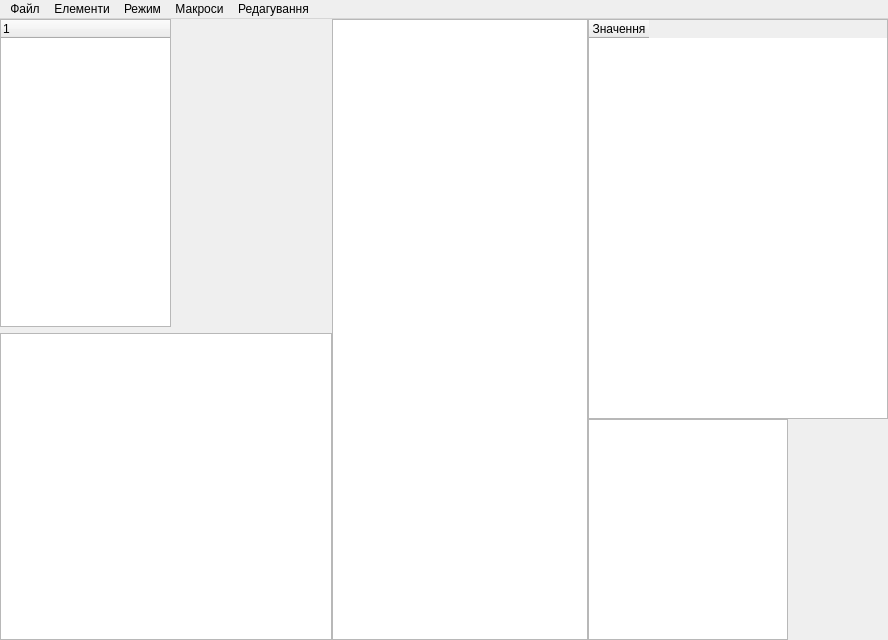
nazarlamer/Painting, file mainwindow.ui: the form before one commit.
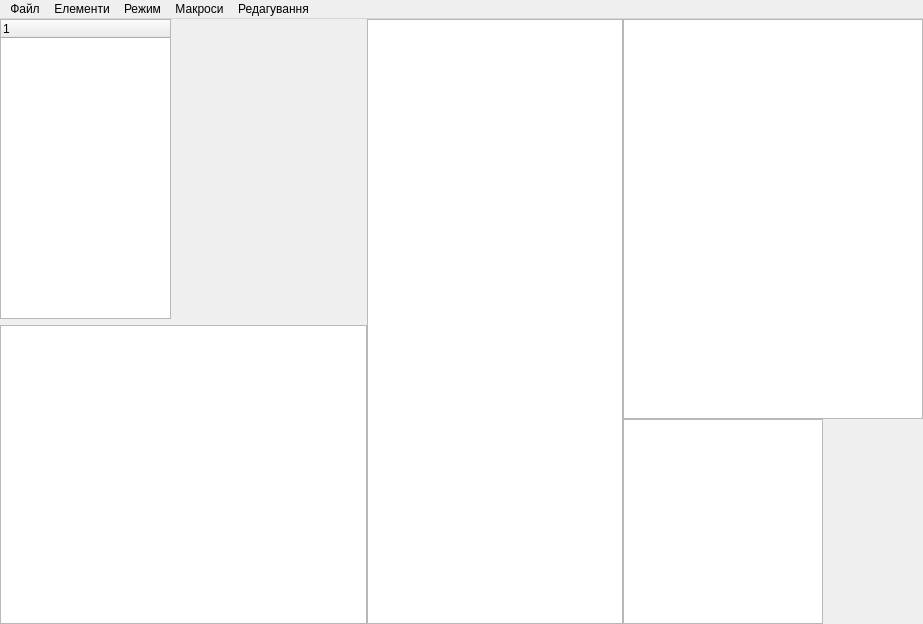
The form after the commit. Custom widgets are drawn as their Qt base class.

Commit message: set prop UI

Patch:
```diff
--- a/mainwindow.ui
+++ b/mainwindow.ui
@@ -6,8 +6,8 @@
    <rect>
     <x>0</x>
     <y>0</y>
-    <width>888</width>
-    <height>640</height>
+    <width>923</width>
+    <height>624</height>
    </rect>
   </property>
   <property name="windowTitle">
@@ -110,7 +110,7 @@
              <number>1</number>
             </property>
             <attribute name="horizontalHeaderVisible">
-             <bool>true</bool>
+             <bool>false</bool>
             </attribute>
             <attribute name="horizontalHeaderDefaultSectionSize">
              <number>60</number>
@@ -122,7 +122,7 @@
              <number>60</number>
             </attribute>
             <attribute name="verticalHeaderVisible">
-             <bool>true</bool>
+             <bool>false</bool>
             </attribute>
             <attribute name="verticalHeaderDefaultSectionSize">
              <number>21</number>
@@ -190,7 +190,7 @@
     <rect>
      <x>0</x>
      <y>0</y>
-     <width>888</width>
+     <width>923</width>
      <height>18</height>
     </rect>
    </property>
```
Left out of the diff: 2 changed lines with no effect on the pictures.
